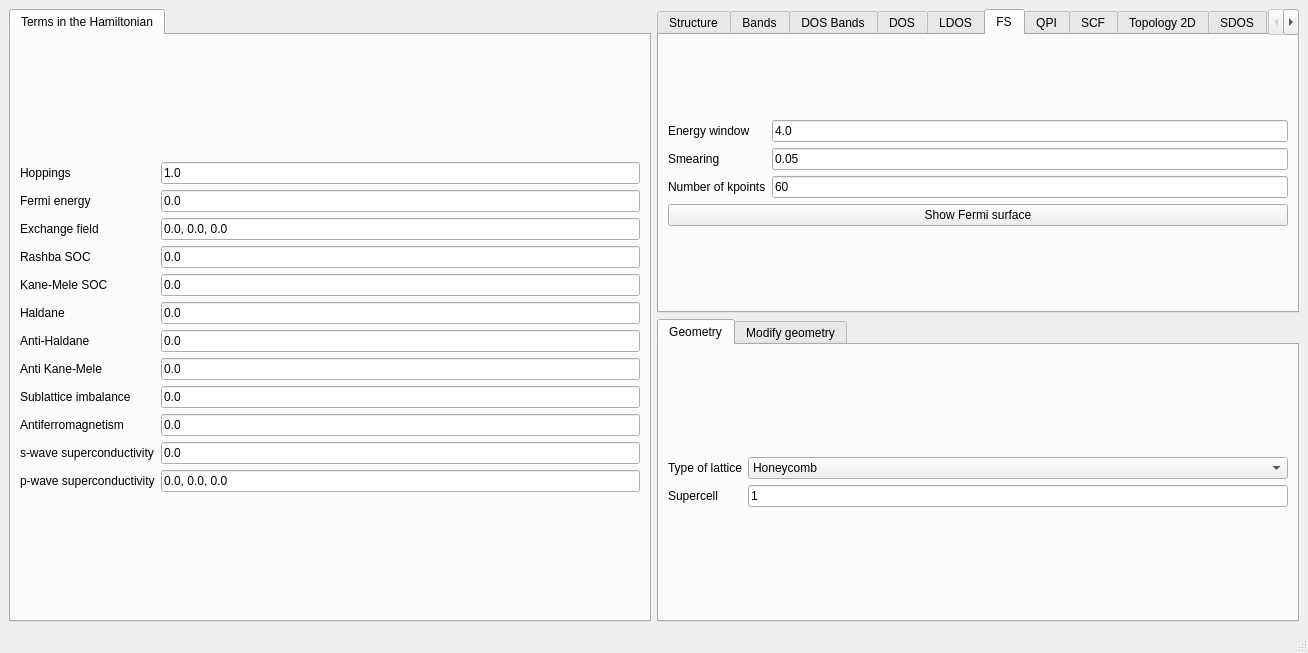
joselado/quantum-lattice, file interface-pyqt/2d/interface.ui: the form before one commit.
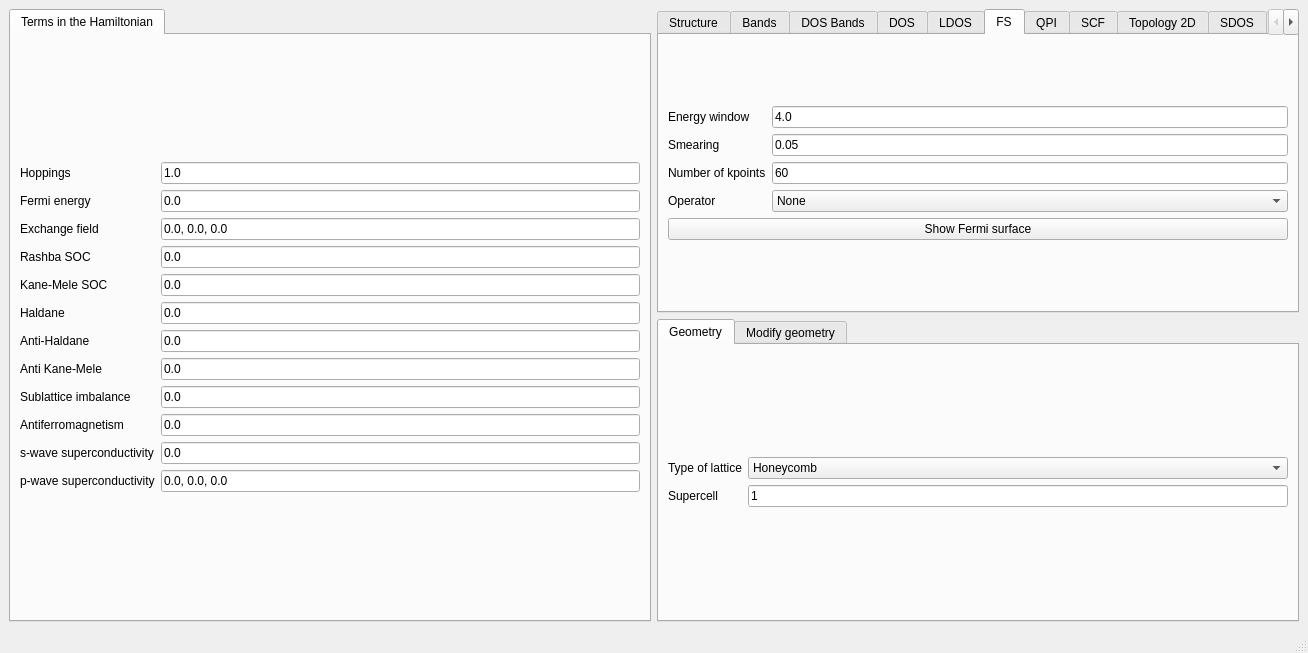
The form after the commit. The open tabs and pages were chosen to show the change.

The edit to the form file:
```diff
--- a/interface-pyqt/2d/interface.ui
+++ b/interface-pyqt/2d/interface.ui
@@ -828,13 +828,44 @@
             </property>
            </widget>
           </item>
-          <item row="3" column="0" colspan="2">
+          <item row="4" column="0" colspan="2">
            <widget class="QPushButton" name="show_fermi_surface">
             <property name="text">
              <string>Show Fermi surface</string>
             </property>
            </widget>
           </item>
+          <item row="3" column="0">
+           <widget class="QLabel" name="label_5">
+            <property name="text">
+             <string>Operator</string>
+            </property>
+           </widget>
+          </item>
+          <item row="3" column="1">
+           <widget class="QComboBox" name="fs_operator">
+            <item>
+             <property name="text">
+              <string>None</string>
+             </property>
+            </item>
+            <item>
+             <property name="text">
+              <string>sz</string>
+             </property>
+            </item>
+            <item>
+             <property name="text">
+              <string>sy</string>
+             </property>
+            </item>
+            <item>
+             <property name="text">
+              <string>sx</string>
+             </property>
+            </item>
+           </widget>
+          </item>
          </layout>
         </item>
        </layout>
```
